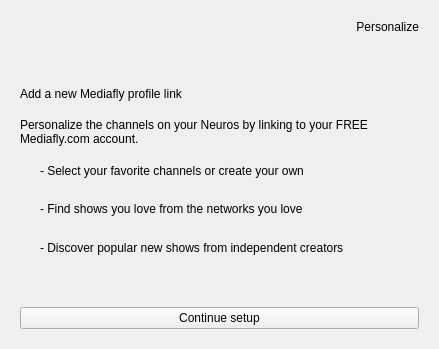
Old version of the form mediaflyplayer/forms/MediaflyPersonalize.ui in the repository tex/mediafly.
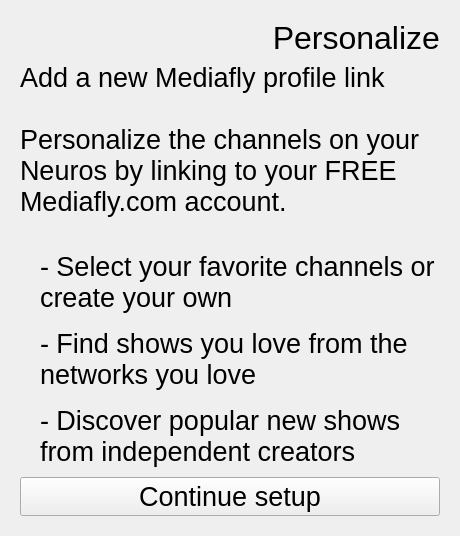
New version of the form. The open tabs and pages were chosen to show the change.

Commit message: Set sizes of fonts to OSD1's style.

What changed in the file:
```diff
--- a/mediaflyplayer/forms/MediaflyPersonalize.ui
+++ b/mediaflyplayer/forms/MediaflyPersonalize.ui
@@ -5,8 +5,8 @@
    <rect>
     <x>0</x>
     <y>0</y>
-    <width>418</width>
-    <height>349</height>
+    <width>460</width>
+    <height>536</height>
    </rect>
   </property>
   <property name="windowTitle" >
@@ -28,6 +28,11 @@
            <verstretch>0</verstretch>
           </sizepolicy>
          </property>
+         <property name="font" >
+          <font>
+           <pointsize>24</pointsize>
+          </font>
+         </property>
          <property name="text" >
           <string>Personalize</string>
          </property>
@@ -42,28 +47,29 @@
           <enum>Qt::Vertical</enum>
          </property>
          <property name="sizeType" >
-          <enum>QSizePolicy::Preferred</enum>
+          <enum>QSizePolicy::Expanding</enum>
          </property>
          <property name="sizeHint" stdset="0" >
           <size>
            <width>399</width>
-           <height>37</height>
+           <height>0</height>
           </size>
          </property>
         </spacer>
        </item>
-       <item row="2" column="0" >
-        <widget class="QLabel" name="label_2" >
-         <property name="text" >
-          <string>Add a new Mediafly profile link</string>
-         </property>
-         <property name="wordWrap" >
-          <bool>true</bool>
-         </property>
-        </widget>
-       </item>
-       <item row="3" column="0" >
+       <item row="5" column="0" >
         <widget class="QLabel" name="label_3" >
+         <property name="sizePolicy" >
+          <sizepolicy vsizetype="Preferred" hsizetype="Preferred" >
+           <horstretch>0</horstretch>
+           <verstretch>2</verstretch>
+          </sizepolicy>
+         </property>
+         <property name="font" >
+          <font>
+           <pointsize>20</pointsize>
+          </font>
+         </property>
          <property name="text" >
           <string>Personalize the channels on your Neuros by linking to your FREE Mediafly.com account.</string>
          </property>
@@ -72,8 +78,19 @@
          </property>
         </widget>
        </item>
-       <item row="4" column="0" >
+       <item row="7" column="0" >
         <widget class="QLabel" name="label_4" >
+         <property name="sizePolicy" >
+          <sizepolicy vsizetype="Preferred" hsizetype="Preferred" >
+           <horstretch>0</horstretch>
+           <verstretch>1</verstretch>
+          </sizepolicy>
+         </property>
+         <property name="font" >
+          <font>
+           <pointsize>20</pointsize>
+          </font>
+         </property>
          <property name="text" >
           <string>- Select your favorite channels or create your own</string>
          </property>
@@ -85,8 +102,19 @@
          </property>
         </widget>
        </item>
-       <item row="5" column="0" >
+       <item row="8" column="0" >
         <widget class="QLabel" name="label_5" >
+         <property name="sizePolicy" >
+          <sizepolicy vsizetype="Preferred" hsizetype="Preferred" >
+           <horstretch>0</horstretch>
+           <verstretch>1</verstretch>
+          </sizepolicy>
+         </property>
+         <property name="font" >
+          <font>
+           <pointsize>20</pointsize>
+          </font>
+         </property>
          <property name="text" >
           <string>- Find shows you love from the networks you love</string>
          </property>
@@ -98,8 +126,19 @@
          </property>
         </widget>
        </item>
-       <item row="6" column="0" >
+       <item row="9" column="0" >
         <widget class="QLabel" name="label_6" >
+         <property name="sizePolicy" >
+          <sizepolicy vsizetype="Preferred" hsizetype="Preferred" >
+           <horstretch>0</horstretch>
+           <verstretch>1</verstretch>
+          </sizepolicy>
+         </property>
+         <property name="font" >
+          <font>
+           <pointsize>20</pointsize>
+          </font>
+         </property>
          <property name="text" >
           <string>- Discover popular new shows from independent creators</string>
          </property>
@@ -111,29 +150,81 @@
          </property>
         </widget>
        </item>
-       <item row="7" column="0" >
+       <item row="10" column="0" >
         <spacer name="verticalSpacer" >
          <property name="orientation" >
           <enum>Qt::Vertical</enum>
          </property>
          <property name="sizeType" >
-          <enum>QSizePolicy::Preferred</enum>
+          <enum>QSizePolicy::Expanding</enum>
          </property>
          <property name="sizeHint" stdset="0" >
           <size>
            <width>399</width>
-           <height>37</height>
+           <height>0</height>
           </size>
          </property>
         </spacer>
        </item>
-       <item row="8" column="0" >
+       <item row="11" column="0" >
         <widget class="QPushButton" name="m_ContinueButton" >
+         <property name="font" >
+          <font>
+           <pointsize>20</pointsize>
+          </font>
+         </property>
          <property name="text" >
           <string>Continue setup</string>
          </property>
         </widget>
        </item>
+       <item row="2" column="0" >
+        <widget class="QLabel" name="label_2" >
+         <property name="font" >
+          <font>
+           <pointsize>20</pointsize>
+          </font>
+         </property>
+         <property name="text" >
+          <string>Add a new Mediafly profile link</string>
+         </property>
+         <property name="wordWrap" >
+          <bool>true</bool>
+         </property>
+        </widget>
+       </item>
+       <item row="3" column="0" >
+        <spacer name="verticalSpacer_5" >
+         <property name="orientation" >
+          <enum>Qt::Vertical</enum>
+         </property>
+         <property name="sizeType" >
+          <enum>QSizePolicy::Expanding</enum>
+         </property>
+         <property name="sizeHint" stdset="0" >
+          <size>
+           <width>20</width>
+           <height>0</height>
+          </size>
+         </property>
+        </spacer>
+       </item>
+       <item row="6" column="0" >
+        <spacer name="verticalSpacer_6" >
+         <property name="orientation" >
+          <enum>Qt::Vertical</enum>
+         </property>
+         <property name="sizeType" >
+          <enum>QSizePolicy::Expanding</enum>
+         </property>
+         <property name="sizeHint" stdset="0" >
+          <size>
+           <width>20</width>
+           <height>0</height>
+          </size>
+         </property>
+        </spacer>
+       </item>
       </layout>
      </widget>
      <widget class="QWidget" name="page_1" >
```
Left out of the diff: 72 changed lines with no effect on the pictures. The commit also changes 3 other files.
